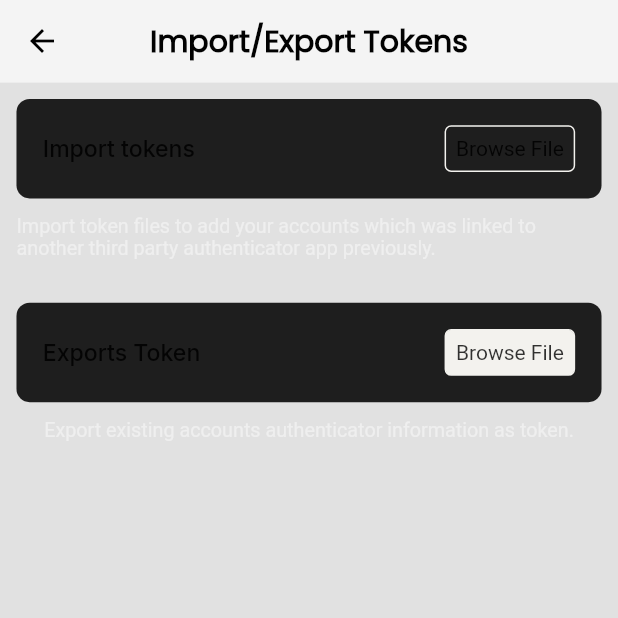
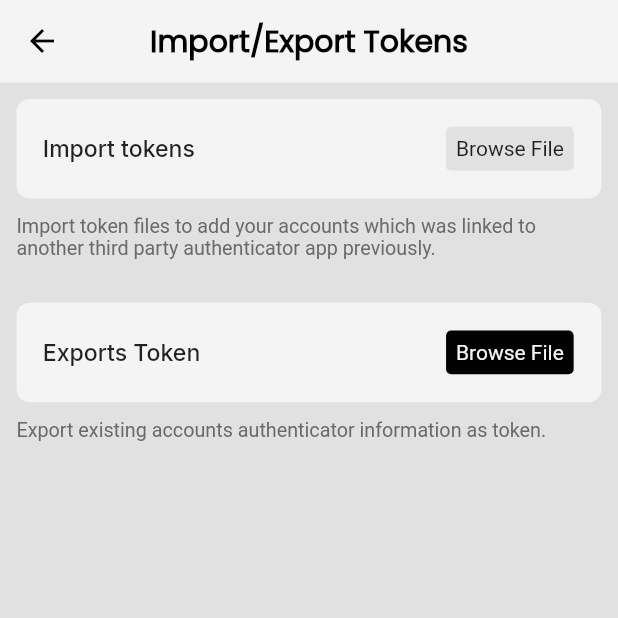
Before and after one commit to farhadhossen/mocdt_authenticator, a Flutter app: the ImportExportView screen opened by its route, on a phone screen of 412 x 824 dp, the top half of it. Run offline on Flutter 3.47's test engine with Material 2 defaults, Android fonts, the phone set to English and light mode, and no system bars; our stand-ins replace flutter_screenutil, flutter_svg, flutter_switch, get, get_storage, google_fonts; missing offline and left inert: gradient_circular_progress_indicator; accounts and stored records are empty; project files that could hold a hidden picture were left out.

Commit message:
theme changes done

```diff
--- a/lib/app/modules/settings/views/app_security_view.dart
+++ b/lib/app/modules/settings/views/app_security_view.dart
@@ -28,7 +28,7 @@ class AppSecurityView extends GetView<SettingsController> {
               padding: EdgeInsets.all(AppSize.s8),
               margin: EdgeInsets.all(AppSize.s4),
               decoration: BoxDecoration(
-                // color: AppColor.whiteText,
+                color: Get.theme.colorScheme.outline,
                   borderRadius: BorderRadius.circular(AppSize.s10,),
                   border: Border.all(color: AppColor.cardStrokeWhite.withOpacity(0.2), width: 0.8)
               ),
@@ -63,7 +63,7 @@ class AppSecurityView extends GetView<SettingsController> {
               padding: EdgeInsets.all(AppSize.s8),
               margin: EdgeInsets.all(AppSize.s4),
               decoration: BoxDecoration(
-                // color: AppColor.whiteText,
+                  color: Get.theme.colorScheme.outline,
                   borderRadius: BorderRadius.circular(AppSize.s10,),
                   border: Border.all(color: AppColor.cardStrokeWhite.withOpacity(0.2), width: 0.8)
               ),
@@ -97,7 +97,7 @@ class AppSecurityView extends GetView<SettingsController> {
 
             SizedBox(height: AppSize.s10,),
             Text("Add security to open your app prompt. You can add one option for the security of your app.",
-              style: TextStyle(color: AppColor.descripTextDark, fontSize: AppSize.textXSmall),),
+              style: TextStyle(color: Get.theme.colorScheme.onErrorContainer, fontSize: AppSize.textXSmall),),
 
           ],
         ),
--- a/lib/app/modules/settings/views/import_export_view.dart
+++ b/lib/app/modules/settings/views/import_export_view.dart
@@ -19,13 +19,15 @@ class ImportExportView extends GetView<SettingsController> {
         height: Get.height,
         width: Get.width,
         child: Column(
+          mainAxisAlignment: MainAxisAlignment.start,
+          crossAxisAlignment: CrossAxisAlignment.start,
           children: [
             Container(
               padding: EdgeInsets.all(AppSize.s16),
               // height: AppSize.s42+AppSize.s6,
               width: double.infinity,
               decoration: BoxDecoration(
-                color: AppColor.appBarStock,
+                color: Get.theme.colorScheme.shadow,
                   borderRadius: BorderRadius.circular(AppSize.s8)
               ),
               child: Row(
@@ -36,7 +38,7 @@ class ImportExportView extends GetView<SettingsController> {
                   Container(
                     padding: EdgeInsets.all(AppSize.s6),
                     decoration: BoxDecoration(
-                        color: AppColor.appBarStock,
+                        color: Get.theme.colorScheme.onTertiary,
                       border: Border.all(color: AppColor.cardStrokeWhite),
                       borderRadius: BorderRadius.circular(AppSize.s4)
                     ),
@@ -48,7 +50,7 @@ class ImportExportView extends GetView<SettingsController> {
 
             SizedBox(height: AppSize.s10,),
             Text("Import token files to add your accounts which was linked to another third party authenticator app previously. ",
-            style: TextStyle(color: AppColor.descripTextDark, fontSize: AppSize.textXSmall),),
+            style: TextStyle(color: Get.theme.colorScheme.onErrorContainer, fontSize: AppSize.textXSmall),),
             SizedBox(height: AppSize.s26,),
 
             Container(
@@ -56,7 +58,7 @@ class ImportExportView extends GetView<SettingsController> {
               // height: AppSize.s42+AppSize.s6,
               width: double.infinity,
               decoration: BoxDecoration(
-                  color: AppColor.appBarStock,
+                  color: Get.theme.colorScheme.shadow,
                   borderRadius: BorderRadius.circular(AppSize.s8)
               ),
               child: Row(
@@ -67,11 +69,11 @@ class ImportExportView extends GetView<SettingsController> {
                   Container(
                     padding: EdgeInsets.all(AppSize.s6),
                     decoration: BoxDecoration(
-                        color: AppColor.buttonWhite,
+                        color: Get.theme.colorScheme.onPrimary,
                         border: Border.all(color: AppColor.cardStrokeWhite),
                         borderRadius: BorderRadius.circular(AppSize.s4)
                     ),
-                    child: Text("Browse File", style: TextStyle(color: AppColor.semiBlack80),),
+                    child: Text("Browse File", style: TextStyle(color: Get.theme.colorScheme.tertiary,),),
                   )
                 ],
               ),
@@ -79,7 +81,7 @@ class ImportExportView extends GetView<SettingsController> {
 
             SizedBox(height: AppSize.s10,),
             Text("Export existing accounts authenticator information as token.",
-              style: TextStyle(color: AppColor.descripTextDark, fontSize: AppSize.textXSmall),),
+              style: TextStyle(color: Get.theme.colorScheme.onErrorContainer, fontSize: AppSize.textXSmall), textAlign: TextAlign.left,),
 
           ],
         ),
--- a/lib/app/styles/app_style.dart
+++ b/lib/app/styles/app_style.dart
@@ -200,6 +200,10 @@ class AppColor {
   static Color get prfTxt3Light => const Color(0xFF010101);
   static Color get prfTxt3Dark => const Color(0xFFF3F2EE);
 
+  //import export card
+  static Color get imExCrdLight => const Color(0xFFF4F4F4);
+  static Color get imExCrdDark => const Color(0xFF1C1C1C);
+
 
 }
 
--- a/lib/app/styles/themes.dart
+++ b/lib/app/styles/themes.dart
@@ -46,6 +46,8 @@ class Themes {
     inversePrimary: AppColor.prfIc1Light,
     inverseSurface: AppColor.prfIc2Light,
     onBackground: AppColor.prfTxt3Light,
+
+      shadow: AppColor.imExCrdLight
   ));
 
   final darkTheme = ThemeData(
@@ -92,5 +94,8 @@ class Themes {
         inversePrimary: AppColor.prfIc1Dark,
         inverseSurface: AppColor.prfIc2Dark,
         onBackground: AppColor.prfTxt3Dark,
-  ));
+
+          shadow: AppColor.imExCrdDark
+
+      ));
 }
```
